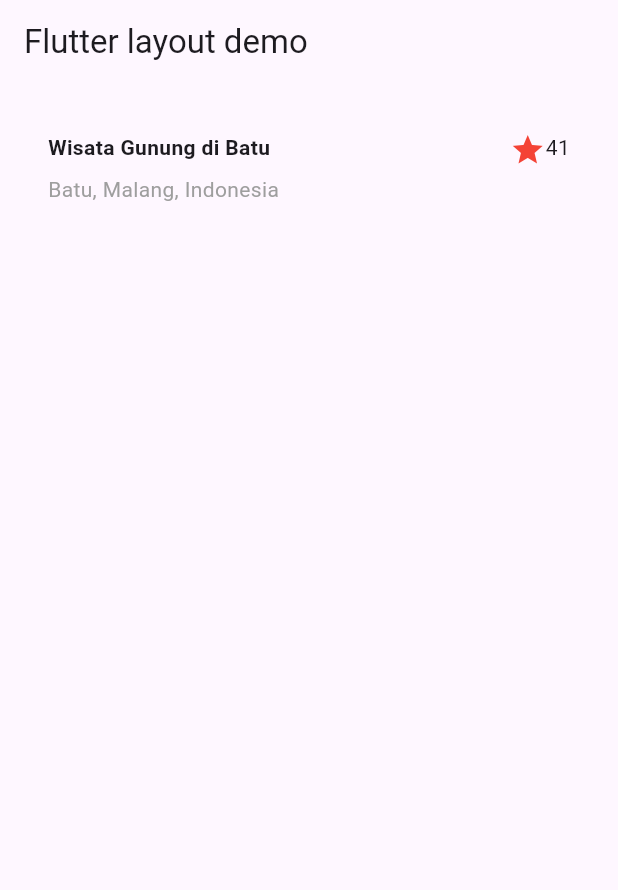
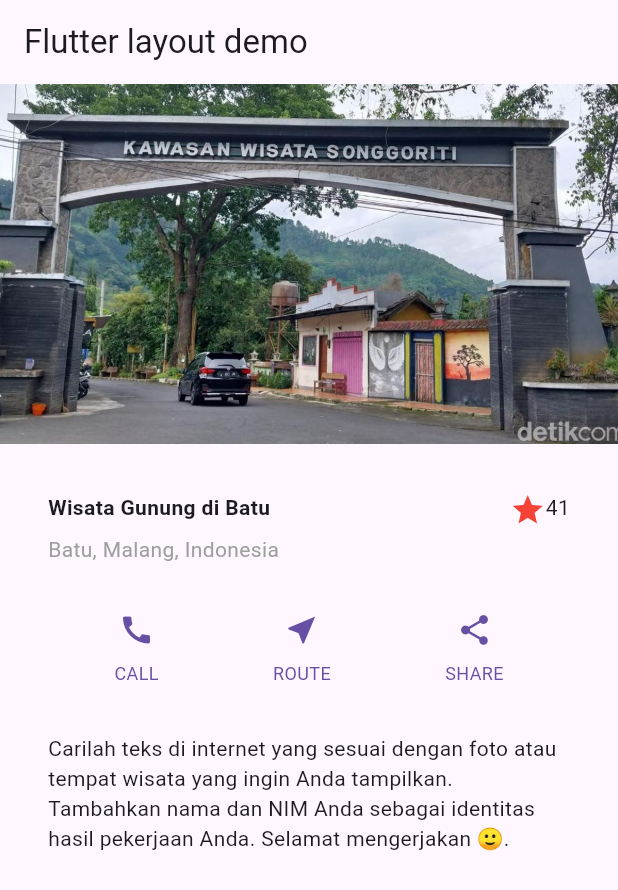
Before and after one commit to afgangalih/layout_flutter, a Flutter app: the screen it shows after launch, on a phone screen of 412 x 824 dp. Shown: the top 890 px of the screen. Run offline on Flutter 3.47's test engine with Material 3 defaults, Android fonts, the phone set to English and light mode, and no system bars.

Commit message:
praktikum 4

```diff
--- a/lib/main.dart
+++ b/lib/main.dart
@@ -7,11 +7,11 @@ class MyApp extends StatelessWidget {
 
   @override
   Widget build(BuildContext context) {
-    // Bagian judul (titleSection) yang sudah ada sebelumnya
+    // 🔹 Bagian judul (titleSection)
     Widget titleSection = Container(
       padding: const EdgeInsets.all(32.0),
       child: Row(
-        crossAxisAlignment: CrossAxisAlignment.start, // judul rata kiri
+        crossAxisAlignment: CrossAxisAlignment.start,
         children: [
           Expanded(
             child: Column(
@@ -26,7 +26,7 @@ class MyApp extends StatelessWidget {
                     ),
                   ),
                 ),
-                Text(
+                const Text(
                   'Batu, Malang, Indonesia',
                   style: TextStyle(
                     color: Colors.grey,
@@ -44,28 +44,63 @@ class MyApp extends StatelessWidget {
       ),
     );
 
+    // 🔹 Langkah 2: Bagian tombol (buttonSection)
+    Color color = Theme.of(context).primaryColor;
+    Widget buttonSection = Row(
+      mainAxisAlignment: MainAxisAlignment.spaceEvenly,
+      children: [
+        _buildButtonColumn(color, Icons.call, 'CALL'),
+        _buildButtonColumn(color, Icons.near_me, 'ROUTE'),
+        _buildButtonColumn(color, Icons.share, 'SHARE'),
+      ],
+    );
+
+    // 🔹 Langkah 3: Bagian teks (textSection)
+    Widget textSection = Container(
+      padding: const EdgeInsets.all(32),
+      child: const Text(
+        'Carilah teks di internet yang sesuai '
+        'dengan foto atau tempat wisata yang ingin '
+        'Anda tampilkan. '
+        'Tambahkan nama dan NIM Anda sebagai '
+        'identitas hasil pekerjaan Anda. '
+        'Selamat mengerjakan 🙂.',
+        softWrap: true,
+      ),
+    );
+
     return MaterialApp(
       title: 'Flutter layout demo',
       home: Scaffold(
         appBar: AppBar(
           title: const Text('Flutter layout demo'),
         ),
-        body: Center(
-          child: titleSection, // sementara masih tampil titleSection
+        body: ListView(
+          children: [
+            Image.asset(
+              'images/lake.jpg',
+              width: 600,
+              height: 240,
+              fit: BoxFit.cover,
+            ),
+            titleSection,
+            buttonSection,
+            textSection,
+          ],
         ),
       ),
     );
   }
 
-  // 🔹 Langkah 1: method helper untuk tombol (ikon + teks)
+  // 🔹 Langkah 1: helper tombol
   Column _buildButtonColumn(Color color, IconData icon, String label) {
     return Column(
-      mainAxisSize: MainAxisSize.min,              // ukuran column pas isi
-      mainAxisAlignment: MainAxisAlignment.center, // ikon + teks di tengah
+      mainAxisSize: MainAxisSize.min,
+      mainAxisAlignment: MainAxisAlignment.center,
       children: [
         Icon(icon, color: color),
         Container(
-          margin: const EdgeInsets.only(top: 8),   // jarak atas teks
+          margin: const EdgeInsets.only(top: 8),
           child: Text(
             label,
             style: TextStyle(
```
Also changed, not shown: pubspec.yaml (+2 -9 lines), images/lake.jpg (added).
